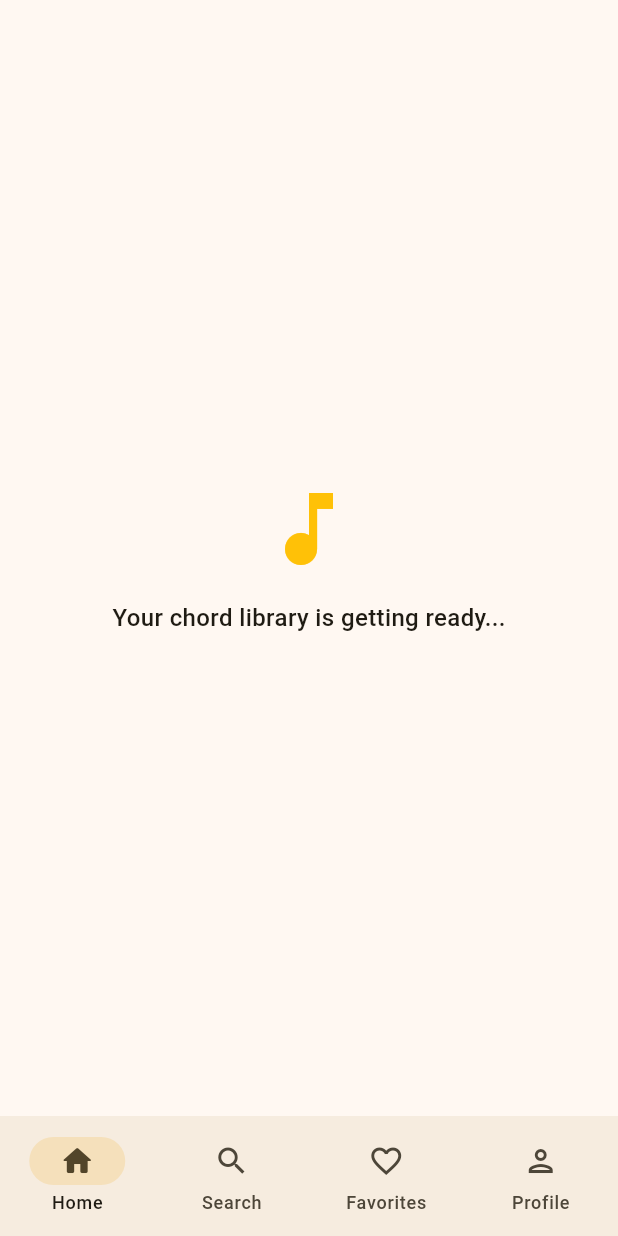
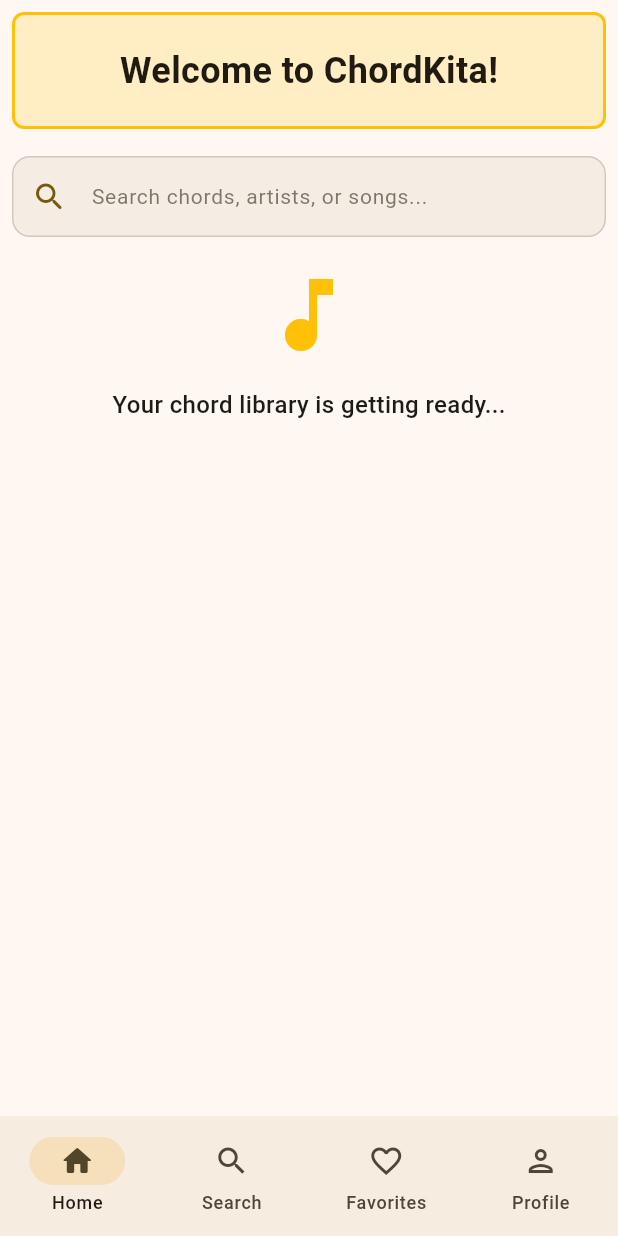
Before and after one commit to erichutabarat/chordkita_app, a Flutter app: the screen it shows after launch, on a phone screen of 412 x 824 dp. Run offline on Flutter 3.47's test engine with Material 3 defaults, Android fonts, the phone set to English and light mode, and no system bars.

Commit message:
feat(home_screen): add header and chord search bar

```diff
--- a/lib/features/home/presentation/home_layout.dart
+++ b/lib/features/home/presentation/home_layout.dart
@@ -23,7 +23,7 @@ class _HomeLayoutState extends State<HomeLayout> {
   @override
   Widget build(BuildContext context) {
     return Scaffold(
-      body: _pages[_currentPage],
+      body: SafeArea(child: _pages[_currentPage]),
       bottomNavigationBar: NavigationBar(
         selectedIndex: _currentPage,
         onDestinationSelected: (index) {
--- a/lib/features/home/presentation/screens/home_screen.dart
+++ b/lib/features/home/presentation/screens/home_screen.dart
@@ -1,3 +1,5 @@
+import 'package:chordkita/features/home/presentation/widgets/chordsearch_bar.dart';
+import 'package:flutter/foundation.dart';
 import 'package:flutter/material.dart';
 
 class HomeScreen extends StatefulWidget {
@@ -11,15 +13,48 @@ class _HomeScreenState extends State<HomeScreen> {
   @override
   Widget build(BuildContext context) {
     return Scaffold(
-      body: const Center(
+      body: SingleChildScrollView(
+        padding: const EdgeInsets.all(8),
         child: Column(
-          mainAxisAlignment: MainAxisAlignment.center,
+          crossAxisAlignment: CrossAxisAlignment.start,
           children: [
-            Icon(Icons.music_note, size: 64, color: Colors.amber),
-            SizedBox(height: 16),
-            Text(
-              'Your chord library is getting ready...',
-              style: TextStyle(fontSize: 16, fontWeight: FontWeight.w500),
+            // Header
+            Container(
+              width: double.infinity,
+              padding: const EdgeInsets.all(20),
+              decoration: BoxDecoration(
+                border: Border.all(color: Colors.amber, width: 2),
+                color: Colors.amber.withOpacity(0.2),
+                borderRadius: BorderRadius.circular(8),
+              ),
+              child: Center(
+                child: const Text(
+                  'Welcome to ChordKita!',
+                  style: TextStyle(fontSize: 24, fontWeight: FontWeight.bold),
+                ),
+              ),
+            ),
+            const SizedBox(height: 18),
+            ChordSearchBar(
+              readOnly: false,
+              onChanged: (value) {
+                if (kDebugMode) {
+                  print('Searching for: $value');
+                }
+              },
+            ),
+            const SizedBox(height: 20),
+            const Center(
+              child: Column(
+                children: [
+                  Icon(Icons.music_note, size: 64, color: Colors.amber),
+                  SizedBox(height: 16),
+                  Text(
+                    'Your chord library is getting ready...',
+                    style: TextStyle(fontSize: 16, fontWeight: FontWeight.w500),
+                  ),
+                ],
+              ),
             ),
           ],
         ),
--- /dev/null
+++ b/lib/features/home/presentation/widgets/chordsearch_bar.dart
@@ -0,0 +1,58 @@
+import 'package:flutter/material.dart';
+
+class ChordSearchBar extends StatelessWidget {
+  final TextEditingController? controller;
+  final ValueChanged<String>? onChanged;
+  final VoidCallback? onTap;
+  final bool readOnly;
+  final String hintText;
+
+  const ChordSearchBar({
+    super.key,
+    this.controller,
+    this.onChanged,
+    this.onTap,
+    this.readOnly = false,
+    this.hintText = 'Search chords, artists, or songs...',
+  });
+
+  @override
+  Widget build(BuildContext context) {
+    return Container(
+      decoration: BoxDecoration(
+        color: Theme.of(
+          context,
+        ).colorScheme.surfaceContainerHighest.withOpacity(0.5),
+        borderRadius: BorderRadius.circular(12),
+        border: Border.all(
+          color: Theme.of(context).colorScheme.outline.withOpacity(0.3),
+          width: 1,
+        ),
+      ),
+      child: TextField(
+        controller: controller,
+        onChanged: onChanged,
+        onTap: onTap,
+        readOnly: readOnly,
+        decoration: InputDecoration(
+          hintText: hintText,
+          hintStyle: TextStyle(
+            color: Theme.of(
+              context,
+            ).colorScheme.onSurfaceVariant.withOpacity(0.7),
+            fontSize: 14,
+          ),
+          prefixIcon: Icon(
+            Icons.search_rounded,
+            color: Theme.of(context).colorScheme.primary,
+          ),
+          border: InputBorder.none,
+          contentPadding: const EdgeInsets.symmetric(
+            horizontal: 16,
+            vertical: 14,
+          ),
+        ),
+      ),
+    );
+  }
+}
```
